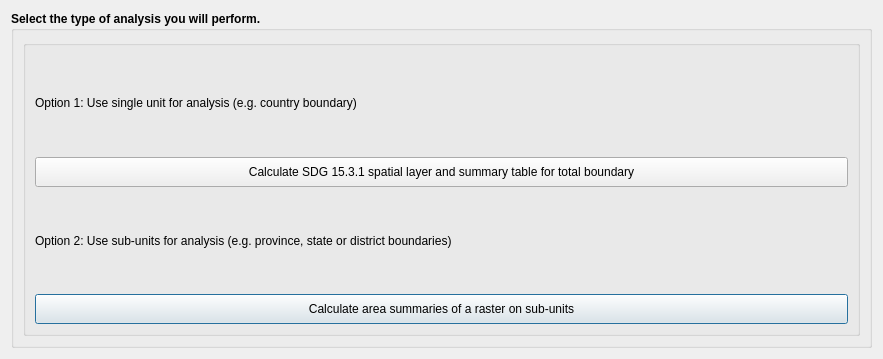
Qt form LDMP/gui/DlgCalculateSnglMultPolygons.ui (ConservationInternational/trends.earth) before a commit.
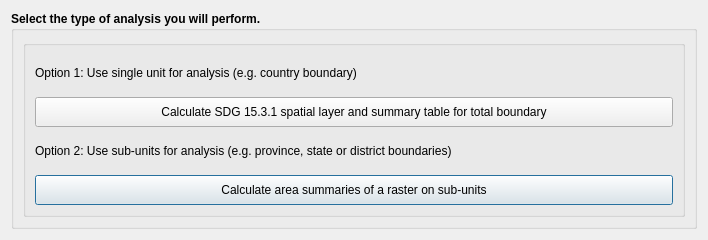
The same form after that commit.

```diff
--- a/LDMP/gui/DlgCalculateSnglMultPolygons.ui
+++ b/LDMP/gui/DlgCalculateSnglMultPolygons.ui
@@ -9,8 +9,8 @@
    <rect>
     <x>0</x>
     <y>0</y>
-    <width>883</width>
-    <height>359</height>
+    <width>708</width>
+    <height>240</height>
    </rect>
   </property>
   <property name="sizePolicy">
```
